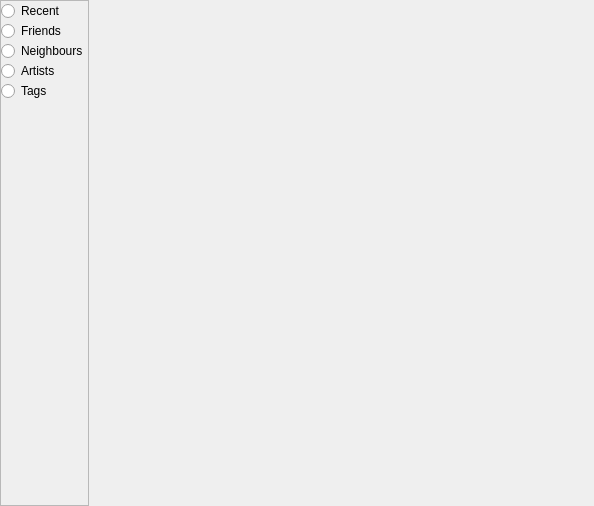
Qt form app/radio/widgets/StationPanelWidget.ui (mutecypher/lastfm-desktop) before a commit.
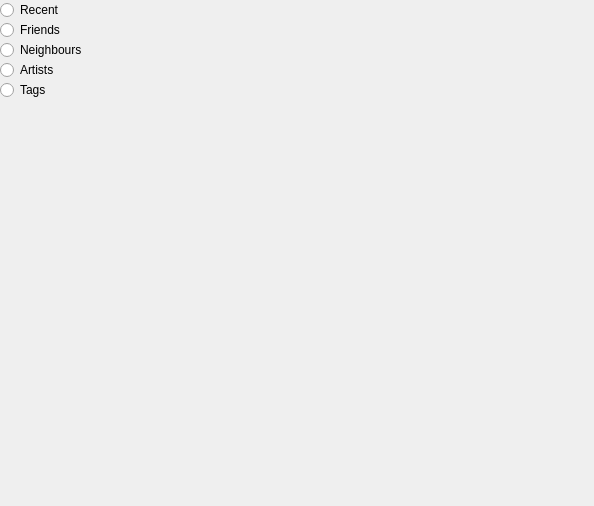
The same form after that commit. Custom widgets are drawn as their Qt base class.

```diff
--- a/app/radio/widgets/StationPanelWidget.ui
+++ b/app/radio/widgets/StationPanelWidget.ui
@@ -23,7 +23,7 @@
    <item>
     <widget class="QFrame" name="frame">
      <property name="frameShape">
-      <enum>QFrame::StyledPanel</enum>
+      <enum>QFrame::NoFrame</enum>
      </property>
      <property name="frameShadow">
       <enum>QFrame::Raised</enum>
```
Left out of the diff: 2 changed lines with no effect on the pictures.
